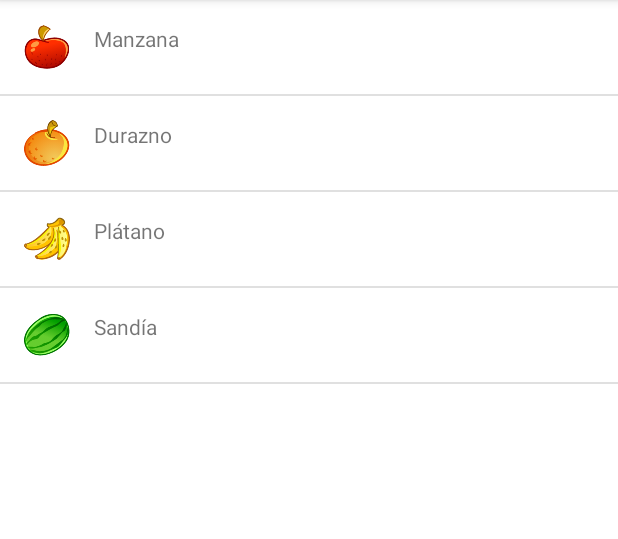
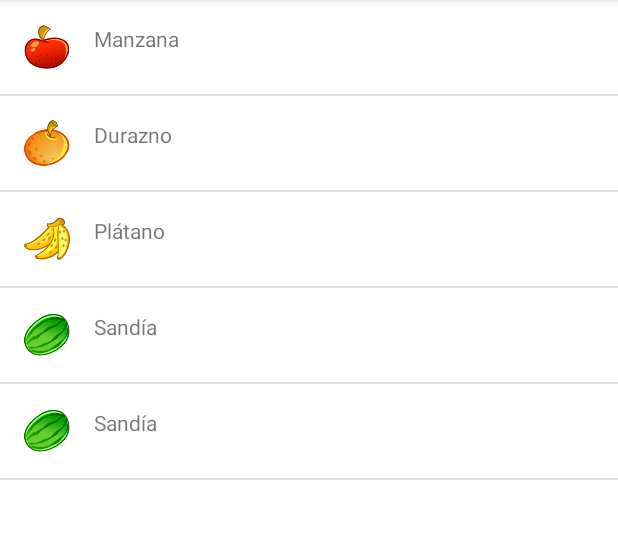
Before and after one commit to Passepartout22/Listview, an Android app: the screen it shows after launch (MainActivity), on a phone screen of 412 x 824 dp, the part 84-623 px from its top. Run offline under Robolectric (Android 15) with nearby library versions, the phone set to English and light mode, and no system bars.

Commit message:
ListView con adaptador

```diff
--- a/app/src/main/java/com/example/listview/MainActivity.kt
+++ b/app/src/main/java/com/example/listview/MainActivity.kt
@@ -17,6 +17,7 @@ class MainActivity : AppCompatActivity() {
         frutas.add(Fruta("Durazno", R.drawable.durazno))
         frutas.add(Fruta("Plátano", R.drawable.platano))
         frutas.add(Fruta("Sandía", R.drawable.sandia))
+        frutas.add(Fruta("Sandía", R.drawable.sandia))
 
         val lista = findViewById<ListView>(R.id.lista)
 
```
